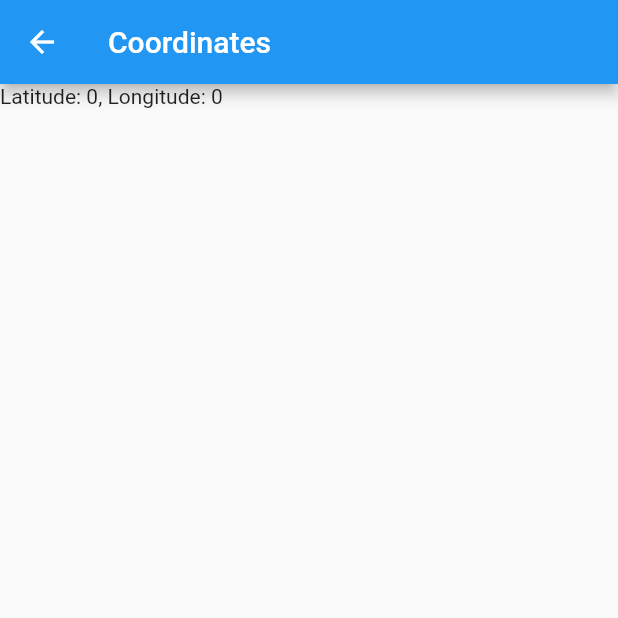
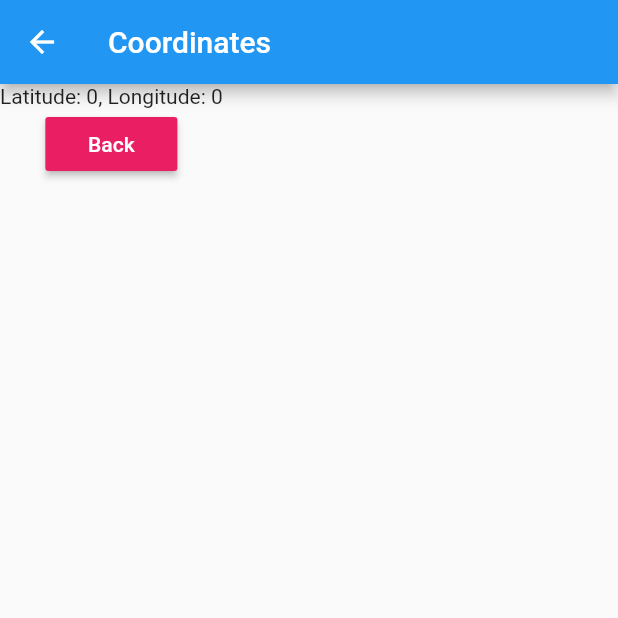
Before and after one commit to akshatmehta1906/Ambulance-Clearance, a Flutter app: the screen it shows once a user with an empty profile is signed in, after a tap on "Coordinates", on a phone screen of 412 x 824 dp, the top half of it. Run offline on Flutter 3.47's test engine with Material 2 defaults, Android fonts, the phone set to English and light mode, and no system bars; our stand-ins replace cloud_firestore, firebase_auth, flutter_map, flutter_spinkit, geolocator, latlong; accounts and stored records are empty.

Commit message:
back to square one
yup

```diff
--- a/ambulance/lib/home/home.dart
+++ b/ambulance/lib/home/home.dart
@@ -13,8 +13,6 @@ import 'package:ambulance/models/user.dart';
 
 
 class Home extends StatefulWidget {
-
-
 
   @override
   _HomeState createState() => _HomeState();
@@ -111,10 +109,10 @@ class GeolocationExampleState extends State {
     checkPermission();
     updateLocation();
 
-    StreamSubscription positionStream = _geolocator.getPositionStream(locationOptions).listen(
-            (Position position) {
-          _position = position;
-        });
+    // StreamSubscription positionStream = _geolocator.getPositionStream(locationOptions).listen(
+    //       (Position position) {
+    //    _position = position;
+    //    });
   }
 
   void updateLocation() async {
@@ -200,7 +198,24 @@ class GeolocationExampleState extends State {
 
 
 
+                  RaisedButton(
+                    color: Colors.pink,
+                    child: Text(
+                      'Back',
+                      style: TextStyle(color: Colors.white),
+                    ),
+                    onPressed: () async{
 
+                      {
+                        await DatabaseService(uid: user.uid).updateUserData(
+                          ' '?? userData.name,
+                          _lat?? userData.latitude,
+                          _long?? userData.longitude,
+                        );
+                        Navigator.pop(context);
+                      }
+                    },
+                  ),
                 ],
               ),
             ),
```
